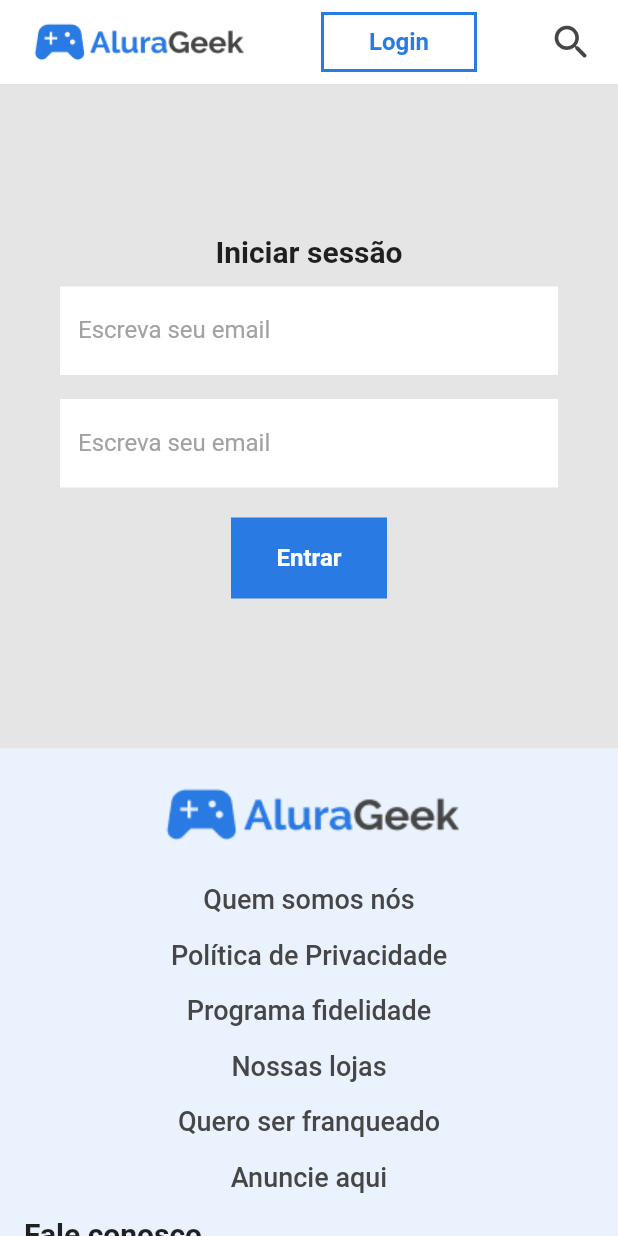
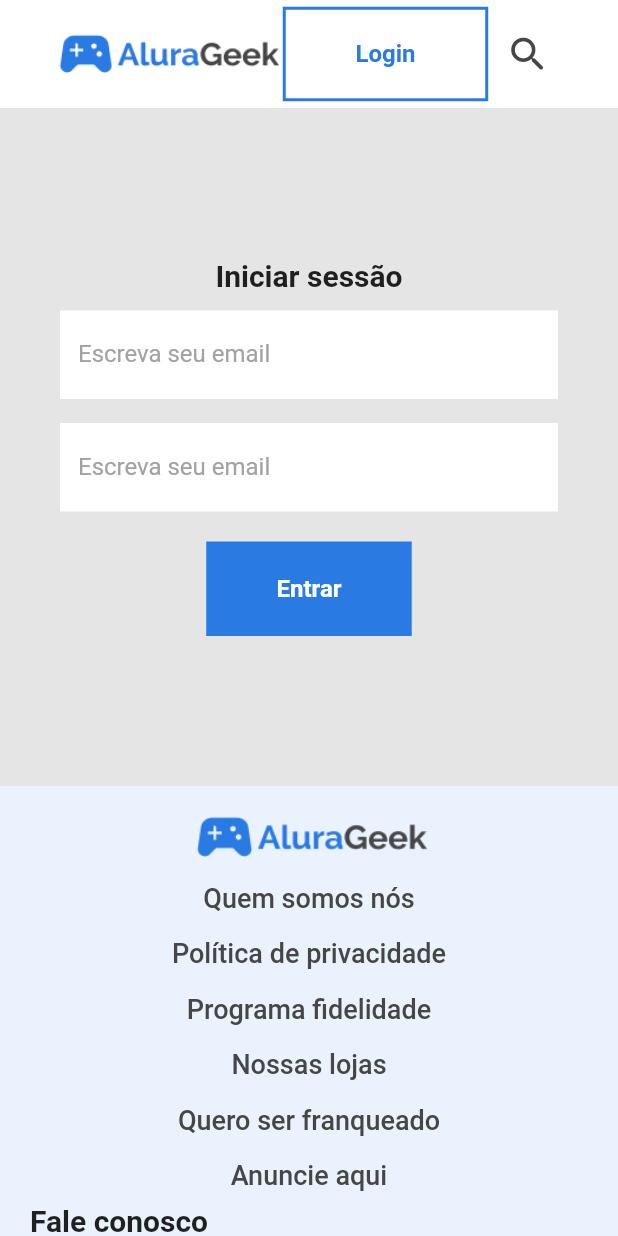
Before and after one commit to leocds13/AluraGeek, a Flutter app: the screen it shows after launch, after a tap on "Login", on a phone screen of 412 x 824 dp. Run offline on Flutter 3.47's test engine with Material 2 defaults, Android fonts, the phone set to English and light mode, and no system bars; our stand-ins replace responsive_grid; Roboto replaces fonts that are missing (Raleway).

Commit message:
Responsive pages parte-1

```diff
--- a/lib/config/palette.dart
+++ b/lib/config/palette.dart
@@ -1,3 +1,4 @@
+import 'package:alura_geek/config/responsive.dart';
 import 'package:flutter/material.dart';
 
 class Palette {
@@ -12,4 +13,18 @@ class Palette {
     end: Alignment.bottomCenter,
     colors: [Colors.transparent, Colors.black],
   );
+
+  static double screenPaddingHorizontal(BuildContext context) =>
+      Responsive.isMobile(context: context)
+          ? 20
+          : Responsive.isTablet(context: context)
+              ? 32
+              : 152;
+
+  static double screenPaddingVertical(BuildContext context) =>
+      Responsive.isMobile(context: context)
+          ? 20
+          : Responsive.isTablet(context: context)
+              ? 32
+              : 64;
 }
--- /dev/null
+++ b/lib/config/responsive.dart
@@ -0,0 +1,24 @@
+import 'package:flutter/material.dart';
+
+class Responsive {
+  static bool isMobile({
+    required BuildContext context,
+  }) {
+    var screenSize = MediaQuery.of(context).size;
+    return screenSize.width <= 767;
+  }
+
+  static bool isTablet({
+    required BuildContext context,
+  }) {
+    var screenSize = MediaQuery.of(context).size;
+    return screenSize.width > 767 && screenSize.width < 992;
+  }
+
+  static bool isDescktop({
+    required BuildContext context,
+  }) {
+    var screenSize = MediaQuery.of(context).size;
+    return screenSize.width >= 992;
+  }
+}
--- a/lib/screens/home_screen.dart
+++ b/lib/screens/home_screen.dart
@@ -16,11 +16,7 @@ class HomeScreen extends StatelessWidget {
     return Scaffold(
       body: CustomScrollView(
         slivers: [
-          const SliverAppBar(
-            backgroundColor: Colors.white,
-            floating: true,
-            title: CustomAppBar(disableLogoGesture: true),
-          ),
+          CustomAppBar.sliverAppBar(disableLogoGesture: true),
           const SliverToBoxAdapter(
             child: CustomBanner(
               title: "Dezembro Promocional",
@@ -31,7 +27,7 @@ class HomeScreen extends StatelessWidget {
           ),
           SliverList(
             delegate: SliverChildBuilderDelegate(
-              (cntx, index) {
+              (context, index) {
                 return ProductList(
                   products: productsContainers[index][1],
                   category: productsContainers[index][0],
--- a/lib/screens/login_screen.dart
+++ b/lib/screens/login_screen.dart
@@ -7,20 +7,15 @@ class LoginScreen extends StatelessWidget {
 
   @override
   Widget build(BuildContext context) {
-    return const Scaffold(
+    return Scaffold(
       body: CustomScrollView(
         slivers: [
-          SliverAppBar(
-            automaticallyImplyLeading: false,
-            backgroundColor: Colors.white,
-            floating: true,
-            title: CustomAppBar(),
-          ),
-          SliverToBoxAdapter(child: _LoginForm()),
-          SliverToBoxAdapter(
+          CustomAppBar.sliverAppBar(),
+          const SliverToBoxAdapter(child: _LoginForm()),
+          const SliverToBoxAdapter(
             child: ContactUs(),
           ),
-          SliverToBoxAdapter(
+          const SliverToBoxAdapter(
             child: FootNote(),
           ),
         ],
@@ -62,7 +57,7 @@ class _LoginForm extends StatelessWidget {
               labelText: "Escreva seu email",
             ),
             const SizedBox(height: 20),
-            SquarButton(
+            SquareButton(
               label: "Entrar",
               color: Palette.primaryBlue,
               onPressed: () {},
--- a/lib/widgets/contact_us.dart
+++ b/lib/widgets/contact_us.dart
@@ -1,9 +1,8 @@
-import 'dart:ui';
-
 import 'package:alura_geek/config/palette.dart';
-import 'package:alura_geek/widgets/squar_button.dart';
+import 'package:alura_geek/config/responsive.dart';
 import 'package:alura_geek/widgets/widgets.dart';
 import 'package:flutter/material.dart';
+import 'package:responsive_grid/responsive_grid.dart';
 
 class ContactUs extends StatelessWidget {
   const ContactUs({Key? key}) : super(key: key);
@@ -12,38 +11,62 @@ class ContactUs extends StatelessWidget {
   Widget build(BuildContext context) {
     return Container(
       color: const Color(0xFFEAF2FD),
-      padding: const EdgeInsets.all(16),
+      padding: EdgeInsets.symmetric(
+        horizontal: Palette.screenPaddingHorizontal(context),
+        vertical: Responsive.isMobile(context: context) ? 12 : 20,
+      ),
+      child: ResponsiveGridRow(
+        children: [
+          ResponsiveGridCol(
+            md: 6,
+            child: ResponsiveGridRow(
+              children: [
+                ResponsiveGridCol(
+                  lg: 6,
+                  child: SizedBox(
+                    height: Responsive.isMobile(context: context) ? 44 : 52,
+                    child: Image.asset(
+                      "assets/images/logo.png",
+                      alignment: Responsive.isMobile(context: context)
+                          ? Alignment.center
+                          : Alignment.centerLeft,
+                    ),
+                  ),
+                ),
+                ResponsiveGridCol(
+                  lg: 6,
                   child: Column(
-        children: [
-          Container(
-            margin: const EdgeInsets.only(bottom: 8),
-            child: Column(
-              children: [
-                Image.asset("assets/images/logo.png"),
-                const SizedBox(height: 10),
-                const _LinkButton(
+                    crossAxisAlignment: Responsive.isMobile(context: context)
+                        ? CrossAxisAlignment.center
+                        : CrossAxisAlignment.start,
+                    children: const [
+                      _LinkButton(
                         text: "Quem somos nós",
                       ),
-                const _LinkButton(
-                  text: "Política de Privacidade",
+                      _LinkButton(
+                        text: "Política de privacidade",
                       ),
-                const _LinkButton(
+                      _LinkButton(
                         text: "Programa fidelidade",
                       ),
-                const _LinkButton(
+                      _LinkButton(
                         text: "Nossas lojas",
                       ),
-                const _LinkButton(
+                      _LinkButton(
                         text: "Quero ser franqueado",
                       ),
-                const _LinkButton(
+                      _LinkButton(
                         text: "Anuncie aqui",
                       ),
                     ],
                   ),
                 ),
-          Container(
-            child: _ContactForm(),
+              ],
+            ),
+          ),
+          ResponsiveGridCol(
+            md: 6,
+            child: const _ContactForm(),
           ),
         ],
       ),
@@ -106,7 +129,7 @@ class _ContactForm extends StatelessWidget {
           ],
         ),
         const SizedBox(height: 10),
-        SquarButton(
+        SquareButton(
           label: "Enviar mensagem",
           color: Palette.primaryBlue,
           onPressed: () {},
--- a/lib/widgets/custom_appbar.dart
+++ b/lib/widgets/custom_appbar.dart
@@ -1,4 +1,5 @@
 import 'package:alura_geek/config/palette.dart';
+import 'package:alura_geek/config/responsive.dart';
 import 'package:alura_geek/screens/screens.dart';
 import 'package:alura_geek/widgets/widgets.dart';
 import 'package:flutter/material.dart';
@@ -13,11 +14,14 @@ class CustomAppBar extends StatelessWidget {
 
   @override
   Widget build(BuildContext context) {
-    return Container(
-      height: 40,
-      color: Colors.white,
+    return Padding(
+      padding: EdgeInsets.symmetric(
+          horizontal: Palette.screenPaddingHorizontal(context),
+      ),
       child: Row(
         mainAxisAlignment: MainAxisAlignment.spaceBetween,
+        children: [
+          Row(
             children: [
               GestureDetector(
                 child: Image.asset(
@@ -25,15 +29,20 @@ class CustomAppBar extends StatelessWidget {
                   width: 150,
                 ),
                 onTap: () {
-              if(!disableLogoGesture) {
+                  if (!disableLogoGesture) {
                     Navigator.pop(context);
                   }
                 },
               ),
-          SquarButton(
+              if (!Responsive.isMobile(context: context))
+                const SizedBox(width: 16),
+              if (!Responsive.isMobile(context: context)) const _SearchField(),
+            ],
+          ),
+          SquareButton(
             label: "Login",
             color: Palette.primaryBlue,
-            secundary: true,
+            secondary: true,
             onPressed: () {
               Navigator.push(context, MaterialPageRoute(
                 builder: (context) {
@@ -42,13 +51,85 @@ class CustomAppBar extends StatelessWidget {
               ));
             },
           ),
-          const Icon(
+          if (Responsive.isMobile(context: context))
+            IconButton(
+              onPressed: () {
+                showSearch(
+                  context: context,
+                  delegate: MobileSearchBar(),
+                );
+              },
+              icon: const Icon(
                 Icons.search_rounded,
                 size: 30,
                 color: Palette.black,
+              ),
             ),
         ],
       ),
     );
   }
+
+  static Widget sliverAppBar({
+    bool disableLogoGesture = false,
+  }) {
+    return SliverAppBar(
+      automaticallyImplyLeading: false,
+      backgroundColor: Colors.white,
+      floating: true,
+      toolbarHeight: 72,
+      title: CustomAppBar(
+        disableLogoGesture: disableLogoGesture,
+      ),
+    );
   }
+}
+
+class _SearchField extends StatelessWidget {
+  const _SearchField({Key? key}) : super(key: key);
+
+  @override
+  Widget build(BuildContext context) {
+    return ClipRRect(
+      borderRadius: const BorderRadius.all(
+        Radius.circular(40),
+      ),
+      child: Container(
+        width: Responsive.isDescktop(context: context) ? 353 : 272,
+        height: 40,
+        color: const Color(0xFFF5F5F5),
+        child: Row(
+          children: [
+            const SizedBox(width: 20),
+            Expanded(
+              child: SearchField(
+                hintText: "O que deseja encontrar?",
+                onSearched: () {},
+                items: const [
+                  "Teste1",
+                  "Teste2",
+                  "Teste3",
+                  "Teste4",
+                  "Teste5",
+                ],
+              ),
+            ),
+            SizedBox(
+              width: 40,
+              height: 40,
+              child: Material(
+                type: MaterialType.transparency,
+                child: IconButton(
+                  onPressed: () {},
+                  icon: const Icon(Icons.search_rounded),
+                  color: Colors.black,
+                  hoverColor: Palette.primaryBlue,
+                ),
+              ),
+            ),
+          ],
+        ),
+      ),
+    );
+  }
+}
--- a/lib/widgets/custom_banner.dart
+++ b/lib/widgets/custom_banner.dart
@@ -1,4 +1,5 @@
 import 'package:alura_geek/config/palette.dart';
+import 'package:alura_geek/config/responsive.dart';
 import 'package:alura_geek/widgets/widgets.dart';
 import 'package:flutter/material.dart';
 
@@ -20,9 +21,8 @@ class CustomBanner extends StatelessWidget {
 
   @override
   Widget build(BuildContext context) {
-    return Container(
-      color: Colors.orange,
-      height: 192,
+    return SizedBox(
+      height: Responsive.isMobile(context: context) ? 192 : 352,
       child: Stack(
         fit: StackFit.expand,
         children: [
@@ -33,33 +33,40 @@ class CustomBanner extends StatelessWidget {
             decoration: const BoxDecoration(gradient: Palette.bannerGradient),
           ),
           Padding(
-            padding: const EdgeInsets.all(16.0),
+            padding: EdgeInsets.symmetric(
+              horizontal: Palette.screenPaddingHorizontal(context),
+              vertical: Responsive.isMobile(context: context) ? 16 : 32,
+            ),
             child: Column(
               mainAxisAlignment: MainAxisAlignment.end,
               crossAxisAlignment: CrossAxisAlignment.start,
               children: [
                 Text(
                   title,
-                  style: const TextStyle(
+                  style: TextStyle(
                     color: Colors.white,
-                    fontSize: 26,
-                    fontFamily: Palette.primaryFontFamily
+                    fontWeight: FontWeight.w700,
+                    fontSize: Responsive.isMobile(context: context) ? 26 : 52,
+                    fontFamily: Palette.primaryFontFamily,
                   ),
                   overflow: TextOverflow.ellipsis,
                 ),
                 const SizedBox(height: 8),
                 Text(
                   subTitle,
-                  style: const TextStyle(
+                  style: TextStyle(
                     color: Colors.white,
-                    fontSize: 16,
-                    fontFamily: Palette.primaryFontFamily
+                    fontWeight: Responsive.isMobile(context: context)
+                        ? FontWeight.w600
+                        : FontWeight.w700,
+                    fontSize: Responsive.isMobile(context: context) ? 16 : 22,
+                    fontFamily: Palette.primaryFontFamily,
                   ),
                   overflow: TextOverflow.ellipsis,
                 ),
                 const SizedBox(height: 8),
                 buttonLabel != ''
-                    ? SquarButton(
+                    ? SquareButton(
                         label: buttonLabel,
                         color: Palette.primaryBlue,
                         onPressed: () {},
--- a/lib/widgets/product_list.dart
+++ b/lib/widgets/product_list.dart
@@ -1,4 +1,5 @@
 import 'package:alura_geek/config/palette.dart';
+import 'package:alura_geek/config/responsive.dart';
 import 'package:alura_geek/entities/entities.dart';
 import 'package:alura_geek/screens/screens.dart';
 import 'package:alura_geek/widgets/widgets.dart';
@@ -6,24 +7,31 @@ import 'package:flutter/material.dart';
 import 'package:responsive_grid/responsive_grid.dart';
 
 class ProductList extends StatelessWidget {
-  late List<Product> products;
+  final List<Product> products;
   final String category;
   final bool showFullList;
 
-  ProductList({
+  const ProductList({
     Key? key,
-    required List<Product> products,
+    required this.products,
     this.category = 'Todos os produtos',
     this.showFullList = false,
-  }) : super(key: key) {
-    this.products = showFullList ? products : products.getRange(0, 4).toList();
-  }
+  }) : super(key: key);
 
   @override
   Widget build(BuildContext context) {
+    final products = showFullList
+        ? this.products
+        : Responsive.isDescktop(context: context)
+            ? this.products.getRange(0, 6).toList()
+            : this.products.getRange(0, 4).toList();
+
     return Container(
       color: Colors.white70,
-      padding: const EdgeInsets.all(16),
+      padding: EdgeInsets.symmetric(
+        horizontal: Palette.screenPaddingHorizontal(context),
+        vertical: Palette.screenPaddingVertical(context),
+      ),
       child: Column(
         children: [
           _Topo(category: category),
@@ -69,14 +77,14 @@ class _Topo extends StatelessWidget {
       children: [
         Text(
           category,
-          style: const TextStyle(
+          style: TextStyle(
             fontFamily: Palette.primaryFontFamily,
             fontWeight: FontWeight.w700,
-            fontSize: 22,
+            fontSize: !Responsive.isDescktop(context: context) ? 22 : 32,
           ),
         ),
         category == 'Todos os produtos'
-            ? SquarButton(
+            ? SquareButton(
                 label: "Adicionar produto",
                 color: Palette.primaryBlue,
                 onPressed: () {},
--- a/lib/widgets/squar_button.dart
+++ /dev/null
@@ -1,56 +0,0 @@
-import 'package:flutter/cupertino.dart';
-import 'package:flutter/material.dart';
-
-class SquarButton extends StatefulWidget {
-  final String label;
-  final Color color;
-  final void Function() onPressed;
-  final bool secundary;
-
-  const SquarButton({
-    Key? key,
-    required this.label,
-    required this.color,
-    required this.onPressed,
-    this.secundary = false,
-  }) : super(key: key);
-
-  @override
-  State<SquarButton> createState() => _SquarButtonState();
-}
-
-class _SquarButtonState extends State<SquarButton> {
-  bool isHover = false;
-
-  @override
-  Widget build(BuildContext context) {
-    Color usageColor = !isHover ? widget.color : Color(widget.color.value + 0xFF2A1A05);
-
-    return Container(
-      decoration: BoxDecoration(
-        color: !widget.secundary ? usageColor : Colors.white,
-        border: Border.all(color: usageColor, width: 2),
-      ),
-      child: TextButton(
-        onPressed: widget.onPressed,
-        onHover: (value) {
-          setState(() {
-            isHover = value;
-          });
-        },
-        style: TextButton.styleFrom(
-          minimumSize: const Size(100, 50),
-        ),
-        child: Text(
-          widget.label,
-          style: TextStyle(
-            color: widget.secundary ? widget.color : Colors.white,
-            fontFamily: 'Raleway',
-            fontWeight: FontWeight.w700,
-            fontSize: 16,
-          ),
-        ),
-      ),
-    );
-  }
-}
--- /dev/null
+++ b/lib/widgets/square_button.dart
@@ -0,0 +1,62 @@
+import 'package:flutter/material.dart';
+
+class SquareButton extends StatefulWidget {
+  final String label;
+  final Color color;
+  final void Function() onPressed;
+  final bool secondary;
+
+  const SquareButton({
+    Key? key,
+    required this.label,
+    required this.color,
+    required this.onPressed,
+    this.secondary = false,
+  }) : super(key: key);
+
+  @override
+  State<SquareButton> createState() => _SquareButtonState();
+}
+
+class _SquareButtonState extends State<SquareButton> {
+  bool isHover = false;
+
+  @override
+  Widget build(BuildContext context) {
+    Color usageColor =
+        !isHover ? widget.color : Color(widget.color.value + 0xFF2A1A05);
+
+    return Container(
+      decoration: BoxDecoration(
+        color: !widget.secondary ? usageColor : Colors.white,
+        border: Border.all(color: usageColor, width: 2),
+      ),
+      child: TextButton(
+        onPressed: widget.onPressed,
+        onHover: (value) {
+          setState(() {
+            isHover = value;
+          });
+        },
+        style: TextButton.styleFrom(
+          minimumSize: const Size(133, 40),
+        ),
+        child: Padding(
+          padding: const EdgeInsets.symmetric(
+            horizontal: 16,
+            vertical: 12,
+          ),
+          child: Text(
+            widget.label,
+            style: TextStyle(
+              color: widget.secondary ? widget.color : Colors.white,
+              fontFamily: 'Raleway',
+              fontWeight: FontWeight.w700,
+              fontSize: 16,
+            ),
+          ),
+        ),
+      ),
+    );
+  }
+}
--- a/lib/widgets/widgets.dart
+++ b/lib/widgets/widgets.dart
@@ -1,7 +1,8 @@
 export 'custom_appbar.dart';
-export 'squar_button.dart';
+export 'square_button.dart';
 export 'product_list.dart';
 export 'custom_banner.dart';
 export 'contact_us.dart';
 export 'foot_note.dart';
 export 'custom_text_field.dart';
+export 'search_bar.dart';
```
Also changed, not shown: lib/screens/product_screen.dart (+34 -22 lines), lib/widgets/search_bar.dart (added, +199 -0 lines). Lines whose indentation alone changed are shown as unchanged.
